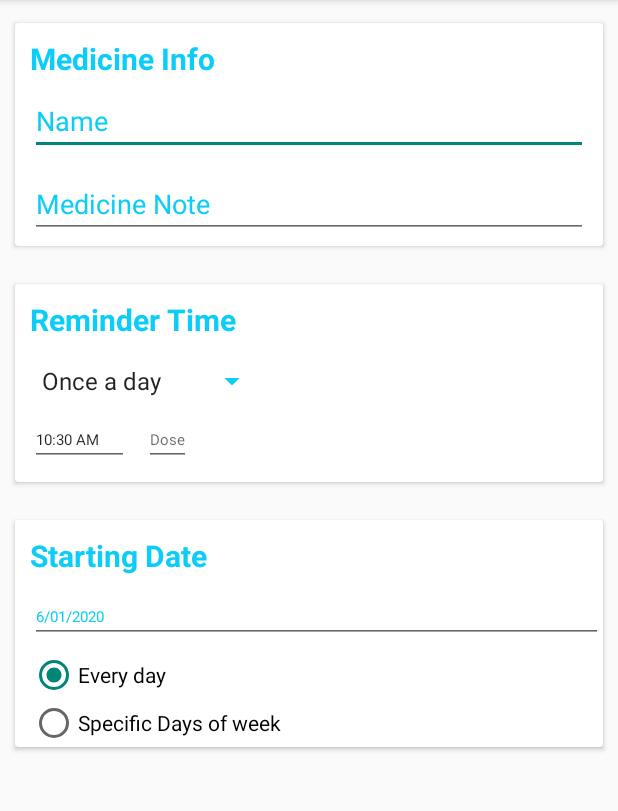
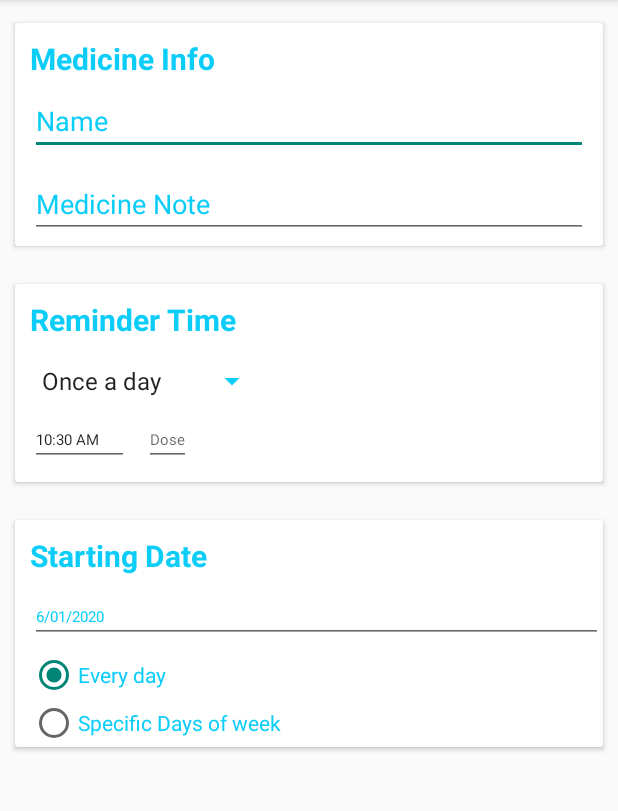
Before and after one commit to maiajam/MedcineAlram, an Android app: the AddMedcine screen opened directly, with no data from a screen before it, on a phone screen of 412 x 824 dp, the part 84-895 px from its top. Run offline under Robolectric (Android 15) with nearby library versions, the phone set to English and light mode, and no system bars.

Commit message:
bug fixing

```diff
--- a/app/src/main/res/layout/activity_add_medcine.xml
+++ b/app/src/main/res/layout/activity_add_medcine.xml
@@ -257,6 +257,7 @@
                         android:layout_width="match_parent"
                         android:layout_height="wrap_content"
                         android:checked="true"
+                        android:textColor="@color/colorAccent"
                         android:text="@string/everyDay" />
 
                     <RadioButton
@@ -264,6 +265,7 @@
                         android:layout_width="match_parent"
                         android:layout_height="wrap_content"
                         android:checked="false"
+                        android:textColor="@color/colorAccent"
                         android:text="@string/daysWeek" />
 
 
--- a/app/src/main/res/menu/activity_main_drawer.xml
+++ b/app/src/main/res/menu/activity_main_drawer.xml
@@ -6,18 +6,14 @@
             android:id="@+id/nav_Mymedcine"
 
             android:title="@string/Mymedcine" />
-        <item
-            android:id="@+id/nav_homepage"
 
-            android:title="@string/homepage" />
         <item
             android:id="@+id/nav_member"
-
             android:title="@string/dialy" />
 
     </group>
 
-    <item android:title="Other">
+    <item android:title="">
         <menu>
 
             <item
--- a/app/src/main/res/menu/weekdays.xml
+++ b/app/src/main/res/menu/weekdays.xml
@@ -3,19 +3,26 @@
 
     <group android:checkableBehavior="all">
         <item android:id ="@+id/sun"
-            android:title="@string/sun"/>
+            android:title="@string/sun"
+            android:checkable="true"/>
         <item android:id ="@+id/Mon"
-            android:title="@string/Mon"/>
+            android:title="@string/Mon"
+            android:checkable="true"/>
         <item android:id ="@+id/Tus"
-            android:title="@string/Tus"/>
+            android:title="@string/Tus"
+            android:checkable="true"/>
         <item android:id ="@+id/Wed"
-            android:title="@string/wed"/>
+            android:title="@string/wed"
+            android:checkable="true"/>
         <item android:id ="@+id/Thu"
-            android:title="@string/Thu"/>
+            android:title="@string/Thu"
+            android:checkable="true"/>
         <item android:id ="@+id/fri"
-            android:title="@string/fri"/>
+            android:title="@string/fri"
+            android:checkable="true"/>
         <item android:id ="@+id/Sat"
-            android:title="@string/Sat"/>
+            android:title="@string/Sat"
+            android:checkable="true"/>
 
 
 
--- a/app/src/main/res/values/strings.xml
+++ b/app/src/main/res/values/strings.xml
@@ -159,7 +159,7 @@
     <string name="fri">Friday</string>
     <string name="Sat">Saterday</string>
     <string name="meDose">Medcine Dose</string>
-    <string name="dialy">daily</string>
+    <string name="dialy"> My Daily</string>
     <string name="english">English</string>
     <string name="action_delete">delete</string>
     <string name="action_edit">edit</string>
@@ -173,6 +173,8 @@
     <string name="label_SecmedcineDose">Second Dose</string>
     <string name="label_thirdDose">Third Dose</string>
     <string name="Toast_enternote">plaese .. Enter Note about this medicine</string>
+    <string name="Toast_enterDose">plaese .. Enter The Dose For this Medicine</string>
+    <string name="Toast_enterName">plaese .. Enter The Name For this Medicine</string>
     <string name="label_TV_WelcomeEmptyList">You Dont Have Any Medicine Yet</string>
     <string name="label_TV_WelcomeEmptyList2">Start Adding</string>
     <string name="label_AddTimeandDose">Add</string>
```
Also changed, not shown: app/src/main/java/com/example/maiajam/medcinealram/ui/AddMedcine.java (+54 -23 lines), app/src/main/res/layout/activity_splash.xml (+23 -3 lines), 1 other file.
